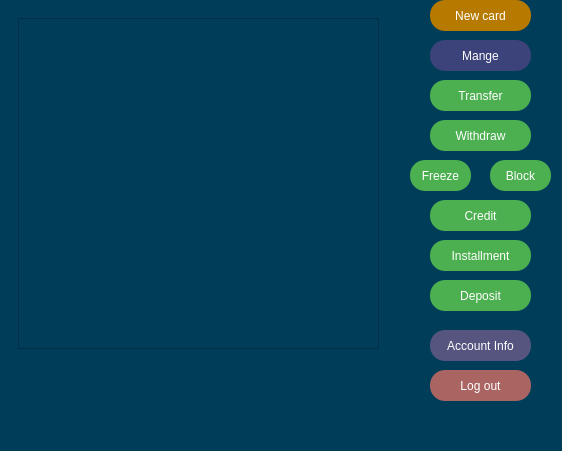
Above: src/modules/view/clientwindow.ui from ZhekLu/financial-system before the change. Below: the same form after it.
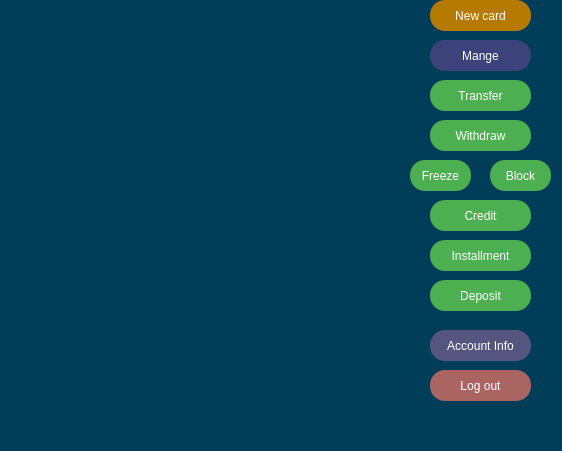
That is the form after the change.

```diff
--- a/src/modules/view/clientwindow.ui
+++ b/src/modules/view/clientwindow.ui
@@ -298,617 +298,6 @@
        <property name="currentIndex">
         <number>0</number>
        </property>
-       <widget class="QWidget" name="page">
-        <widget class="QTableWidget" name="table_widget">
-         <property name="geometry">
-          <rect>
-           <x>9</x>
-           <y>9</y>
-           <width>361</width>
-           <height>331</height>
-          </rect>
-         </property>
-         <property name="palette">
-          <palette>
-           <active>
-            <colorrole role="WindowText">
-             <brush brushstyle="SolidPattern">
-              <color alpha="255">
-               <red>255</red>
-               <green>255</green>
-               <blue>255</blue>
-              </color>
-             </brush>
-            </colorrole>
-            <colorrole role="Button">
-             <brush brushstyle="SolidPattern">
-              <color alpha="255">
-               <red>0</red>
-               <green>61</green>
-               <blue>89</blue>
-              </color>
-             </brush>
-            </colorrole>
-            <colorrole role="Light">
-             <brush brushstyle="SolidPattern">
-              <color alpha="255">
-               <red>255</red>
-               <green>255</green>
-               <blue>255</blue>
-              </color>
-             </brush>
-            </colorrole>
-            <colorrole role="Midlight">
-             <brush brushstyle="SolidPattern">
-              <color alpha="255">
-               <red>227</red>
-               <green>227</green>
-               <blue>227</blue>
-              </color>
-             </brush>
-            </colorrole>
-            <colorrole role="Dark">
-             <brush brushstyle="SolidPattern">
-              <color alpha="255">
-               <red>31</red>
-               <green>31</green>
-               <blue>31</blue>
-              </color>
-             </brush>
-            </colorrole>
-            <colorrole role="Mid">
-             <brush brushstyle="SolidPattern">
-              <color alpha="255">
-               <red>175</red>
-               <green>175</green>
-               <blue>175</blue>
-              </color>
-             </brush>
-            </colorrole>
-            <colorrole role="Text">
-             <brush brushstyle="SolidPattern">
-              <color alpha="255">
-               <red>255</red>
-               <green>255</green>
-               <blue>255</blue>
-              </color>
-             </brush>
-            </colorrole>
-            <colorrole role="BrightText">
-             <brush brushstyle="SolidPattern">
-              <color alpha="255">
-               <red>255</red>
-               <green>51</green>
-               <blue>51</blue>
-              </color>
-             </brush>
-            </colorrole>
-            <colorrole role="ButtonText">
-             <brush brushstyle="SolidPattern">
-              <color alpha="255">
-               <red>255</red>
-               <green>255</green>
-               <blue>255</blue>
-              </color>
-             </brush>
-            </colorrole>
-            <colorrole role="Base">
-             <brush brushstyle="SolidPattern">
-              <color alpha="255">
-               <red>0</red>
-               <green>61</green>
-               <blue>89</blue>
-              </color>
-             </brush>
-            </colorrole>
-            <colorrole role="Window">
-             <brush brushstyle="SolidPattern">
-              <color alpha="255">
-               <red>0</red>
-               <green>61</green>
-               <blue>89</blue>
-              </color>
-             </brush>
-            </colorrole>
-            <colorrole role="Shadow">
-             <brush brushstyle="SolidPattern">
-              <color alpha="255">
-               <red>105</red>
-               <green>105</green>
-               <blue>105</blue>
-              </color>
-             </brush>
-            </colorrole>
-            <colorrole role="Highlight">
-             <brush brushstyle="SolidPattern">
-              <color alpha="170">
-               <red>0</red>
-               <green>0</green>
-               <blue>0</blue>
-              </color>
-             </brush>
-            </colorrole>
-            <colorrole role="HighlightedText">
-             <brush brushstyle="SolidPattern">
-              <color alpha="255">
-               <red>255</red>
-               <green>255</green>
-               <blue>255</blue>
-              </color>
-             </brush>
-            </colorrole>
-            <colorrole role="Link">
-             <brush brushstyle="SolidPattern">
-              <color alpha="255">
-               <red>0</red>
-               <green>122</green>
-               <blue>244</blue>
-              </color>
-             </brush>
-            </colorrole>
-            <colorrole role="LinkVisited">
-             <brush brushstyle="SolidPattern">
-              <color alpha="255">
-               <red>165</red>
-               <green>122</green>
-               <blue>255</blue>
-              </color>
-             </brush>
-            </colorrole>
-            <colorrole role="AlternateBase">
-             <brush brushstyle="SolidPattern">
-              <color alpha="255">
-               <red>53</red>
-               <green>54</green>
-               <blue>55</blue>
-              </color>
-             </brush>
-            </colorrole>
-            <colorrole role="NoRole">
-             <brush brushstyle="SolidPattern">
-              <color alpha="255">
-               <red>0</red>
-               <green>0</green>
-               <blue>0</blue>
-              </color>
-             </brush>
-            </colorrole>
-            <colorrole role="ToolTipBase">
-             <brush brushstyle="SolidPattern">
-              <color alpha="255">
-               <red>17</red>
-               <green>17</green>
-               <blue>17</blue>
-              </color>
-             </brush>
-            </colorrole>
-            <colorrole role="ToolTipText">
-             <brush brushstyle="SolidPattern">
-              <color alpha="255">
-               <red>218</red>
-               <green>218</green>
-               <blue>218</blue>
-              </color>
-             </brush>
-            </colorrole>
-            <colorrole role="PlaceholderText">
-             <brush brushstyle="SolidPattern">
-              <color alpha="255">
-               <red>255</red>
-               <green>255</green>
-               <blue>255</blue>
-              </color>
-             </brush>
-            </colorrole>
-           </active>
-           <inactive>
-            <colorrole role="WindowText">
-             <brush brushstyle="SolidPattern">
-              <color alpha="255">
-               <red>255</red>
-               <green>255</green>
-               <blue>255</blue>
-              </color>
-             </brush>
-            </colorrole>
-            <colorrole role="Button">
-             <brush brushstyle="SolidPattern">
-              <color alpha="255">
-               <red>0</red>
-               <green>61</green>
-               <blue>89</blue>
-              </color>
-             </brush>
-            </colorrole>
-            <colorrole role="Light">
-             <brush brushstyle="SolidPattern">
-              <color alpha="255">
-               <red>255</red>
-               <green>255</green>
-               <blue>255</blue>
-              </color>
-             </brush>
-            </colorrole>
-            <colorrole role="Midlight">
-             <brush brushstyle="SolidPattern">
-              <color alpha="255">
-               <red>227</red>
-               <green>227</green>
-               <blue>227</blue>
-              </color>
-             </brush>
-            </colorrole>
-            <colorrole role="Dark">
-             <brush brushstyle="SolidPattern">
-              <color alpha="255">
-               <red>31</red>
-               <green>31</green>
-               <blue>31</blue>
-              </color>
-             </brush>
-            </colorrole>
-            <colorrole role="Mid">
-             <brush brushstyle="SolidPattern">
-              <color alpha="255">
-               <red>175</red>
-               <green>175</green>
-               <blue>175</blue>
-              </color>
-             </brush>
-            </colorrole>
-            <colorrole role="Text">
-             <brush brushstyle="SolidPattern">
-              <color alpha="255">
-               <red>255</red>
-               <green>255</green>
-               <blue>255</blue>
-              </color>
-             </brush>
-            </colorrole>
-            <colorrole role="BrightText">
-             <brush brushstyle="SolidPattern">
-              <color alpha="255">
-               <red>255</red>
-               <green>51</green>
-               <blue>51</blue>
-              </color>
-             </brush>
-            </colorrole>
-            <colorrole role="ButtonText">
-             <brush brushstyle="SolidPattern">
-              <color alpha="255">
-               <red>255</red>
-               <green>255</green>
-               <blue>255</blue>
-              </color>
-             </brush>
-            </colorrole>
-            <colorrole role="Base">
-             <brush brushstyle="SolidPattern">
-              <color alpha="255">
-               <red>0</red>
-               <green>61</green>
-               <blue>89</blue>
-              </color>
-             </brush>
-            </colorrole>
-            <colorrole role="Window">
-             <brush brushstyle="SolidPattern">
-              <color alpha="255">
-               <red>0</red>
-               <green>61</green>
-               <blue>89</blue>
-              </color>
-             </brush>
-            </colorrole>
-            <colorrole role="Shadow">
-             <brush brushstyle="SolidPattern">
-              <color alpha="255">
-               <red>105</red>
-               <green>105</green>
-               <blue>105</blue>
-              </color>
-             </brush>
-            </colorrole>
-            <colorrole role="Highlight">
-             <brush brushstyle="SolidPattern">
-              <color alpha="170">
-               <red>31</red>
-               <green>117</green>
-               <blue>204</blue>
-              </color>
-             </brush>
-            </colorrole>
-            <colorrole role="HighlightedText">
-             <brush brushstyle="SolidPattern">
-              <color alpha="255">
-               <red>255</red>
-               <green>255</green>
-               <blue>255</blue>
-              </color>
-             </brush>
-            </colorrole>
-            <colorrole role="Link">
-             <brush brushstyle="SolidPattern">
-              <color alpha="255">
-               <red>0</red>
-               <green>122</green>
-               <blue>244</blue>
-              </color>
-             </brush>
-            </colorrole>
-            <colorrole role="LinkVisited">
-             <brush brushstyle="SolidPattern">
-              <color alpha="255">
-               <red>165</red>
-               <green>122</green>
-               <blue>255</blue>
-              </color>
-             </brush>
-            </colorrole>
-            <colorrole role="AlternateBase">
-             <brush brushstyle="SolidPattern">
-              <color alpha="255">
-               <red>53</red>
-               <green>54</green>
-               <blue>55</blue>
-              </color>
-             </brush>
-            </colorrole>
-            <colorrole role="NoRole">
-             <brush brushstyle="NoBrush">
-              <color alpha="255">
-               <red>0</red>
-               <green>0</green>
-               <blue>0</blue>
-              </color>
-             </brush>
-            </colorrole>
-            <colorrole role="ToolTipBase">
-             <brush brushstyle="SolidPattern">
-              <color alpha="255">
-               <red>17</red>
-               <green>17</green>
-               <blue>17</blue>
-              </color>
-             </brush>
-            </colorrole>
-            <colorrole role="ToolTipText">
-             <brush brushstyle="SolidPattern">
-              <color alpha="255">
-               <red>218</red>
-               <green>218</green>
-               <blue>218</blue>
-              </color>
-             </brush>
-            </colorrole>
-            <colorrole role="PlaceholderText">
-             <brush brushstyle="SolidPattern">
-              <color alpha="255">
-               <red>255</red>
-               <green>255</green>
-               <blue>255</blue>
-              </color>
-             </brush>
-            </colorrole>
-           </inactive>
-           <disabled>
-            <colorrole role="WindowText">
-             <brush brushstyle="SolidPattern">
-              <color alpha="255">
-               <red>255</red>
-               <green>255</green>
-               <blue>255</blue>
-              </color>
-             </brush>
-            </colorrole>
-            <colorrole role="Button">
-             <brush brushstyle="SolidPattern">
-              <color alpha="255">
-               <red>0</red>
-               <green>61</green>
-               <blue>89</blue>
-              </color>
-             </brush>
-            </colorrole>
-            <colorrole role="Light">
-             <brush brushstyle="SolidPattern">
-              <color alpha="255">
-               <red>255</red>
-               <green>255</green>
-               <blue>255</blue>
-              </color>
-             </brush>
-            </colorrole>
-            <colorrole role="Midlight">
-             <brush brushstyle="SolidPattern">
-              <color alpha="255">
-               <red>247</red>
-               <green>247</green>
-               <blue>247</blue>
-              </color>
-             </brush>
-            </colorrole>
-            <colorrole role="Dark">
-             <brush brushstyle="SolidPattern">
-              <color alpha="255">
-               <red>31</red>
-               <green>31</green>
-               <blue>31</blue>
-              </color>
-             </brush>
-            </colorrole>
-            <colorrole role="Mid">
-             <brush brushstyle="SolidPattern">
-              <color alpha="255">
-               <red>175</red>
-               <green>175</green>
-               <blue>175</blue>
-              </color>
-             </brush>
-            </colorrole>
-            <colorrole role="Text">
-             <brush brushstyle="SolidPattern">
-              <color alpha="255">
-               <red>255</red>
-               <green>255</green>
-               <blue>255</blue>
-              </color>
-             </brush>
-            </colorrole>
-            <colorrole role="BrightText">
-             <brush brushstyle="SolidPattern">
-              <color alpha="255">
-               <red>255</red>
-               <green>51</green>
-               <blue>51</blue>
-              </color>
-             </brush>
-            </colorrole>
-            <colorrole role="ButtonText">
-             <brush brushstyle="SolidPattern">
-              <color alpha="255">
-               <red>255</red>
-               <green>255</green>
-               <blue>255</blue>
-              </color>
-             </brush>
-            </colorrole>
-            <colorrole role="Base">
-             <brush brushstyle="SolidPattern">
-              <color alpha="255">
-               <red>0</red>
-               <green>61</green>
-               <blue>89</blue>
-              </color>
-             </brush>
-            </colorrole>
-            <colorrole role="Window">
-             <brush brushstyle="SolidPattern">
-              <color alpha="255">
-               <red>0</red>
-               <green>61</green>
-               <blue>89</blue>
-              </color>
-             </brush>
-            </colorrole>
-            <colorrole role="Shadow">
-             <brush brushstyle="SolidPattern">
-              <color alpha="255">
-               <red>0</red>
-               <green>0</green>
-               <blue>0</blue>
-              </color>
-             </brush>
-            </colorrole>
-            <colorrole role="Highlight">
-             <brush brushstyle="SolidPattern">
-              <color alpha="170">
-               <red>31</red>
-               <green>117</green>
-               <blue>204</blue>
-              </color>
-             </brush>
-            </colorrole>
-            <colorrole role="HighlightedText">
-             <brush brushstyle="SolidPattern">
-              <color alpha="255">
-               <red>255</red>
-               <green>255</green>
-               <blue>255</blue>
-              </color>
-             </brush>
-            </colorrole>
-            <colorrole role="Link">
-             <brush brushstyle="SolidPattern">
-              <color alpha="255">
-               <red>0</red>
-               <green>122</green>
-               <blue>244</blue>
-              </color>
-             </brush>
-            </colorrole>
-            <colorrole role="LinkVisited">
-             <brush brushstyle="SolidPattern">
-              <color alpha="255">
-               <red>165</red>
-               <green>122</green>
-               <blue>255</blue>
-              </color>
-             </brush>
-            </colorrole>
-            <colorrole role="AlternateBase">
-             <brush brushstyle="SolidPattern">
-              <color alpha="255">
-               <red>53</red>
-               <green>54</green>
-               <blue>55</blue>
-              </color>
-             </brush>
-            </colorrole>
-            <colorrole role="NoRole">
-             <brush brushstyle="NoBrush">
-              <color alpha="255">
-               <red>0</red>
-               <green>0</green>
-               <blue>0</blue>
-              </color>
-             </brush>
-            </colorrole>
-            <colorrole role="ToolTipBase">
-             <brush brushstyle="SolidPattern">
-              <color alpha="255">
-               <red>17</red>
-               <green>17</green>
-               <blue>17</blue>
-              </color>
-             </brush>
-            </colorrole>
-            <colorrole role="ToolTipText">
-             <brush brushstyle="SolidPattern">
-              <color alpha="255">
-               <red>218</red>
-               <green>218</green>
-               <blue>218</blue>
-              </color>
-             </brush>
-            </colorrole>
-            <colorrole role="PlaceholderText">
-             <brush brushstyle="SolidPattern">
-              <color alpha="255">
-               <red>255</red>
-               <green>255</green>
-               <blue>255</blue>
-              </color>
-             </brush>
-            </colorrole>
-           </disabled>
-          </palette>
-         </property>
-         <property name="font">
-          <font>
-           <pointsize>14</pointsize>
-          </font>
-         </property>
-         <property name="styleSheet">
-          <string notr="true">color: rgb(255, 255, 255);
-gridline-color: rgb(255, 255, 255);</string>
-         </property>
-         <property name="editTriggers">
-          <set>QAbstractItemView::NoEditTriggers</set>
-         </property>
-         <property name="showGrid">
-          <bool>true</bool>
-         </property>
-         <attribute name="horizontalHeaderVisible">
-          <bool>false</bool>
-         </attribute>
-         <attribute name="verticalHeaderVisible">
-          <bool>false</bool>
-         </attribute>
-        </widget>
-       </widget>
-       <widget class="QWidget" name="page_2"/>
       </widget>
      </item>
      <item>
```
Left out of the diff: 4 changed lines with no effect on the pictures.
